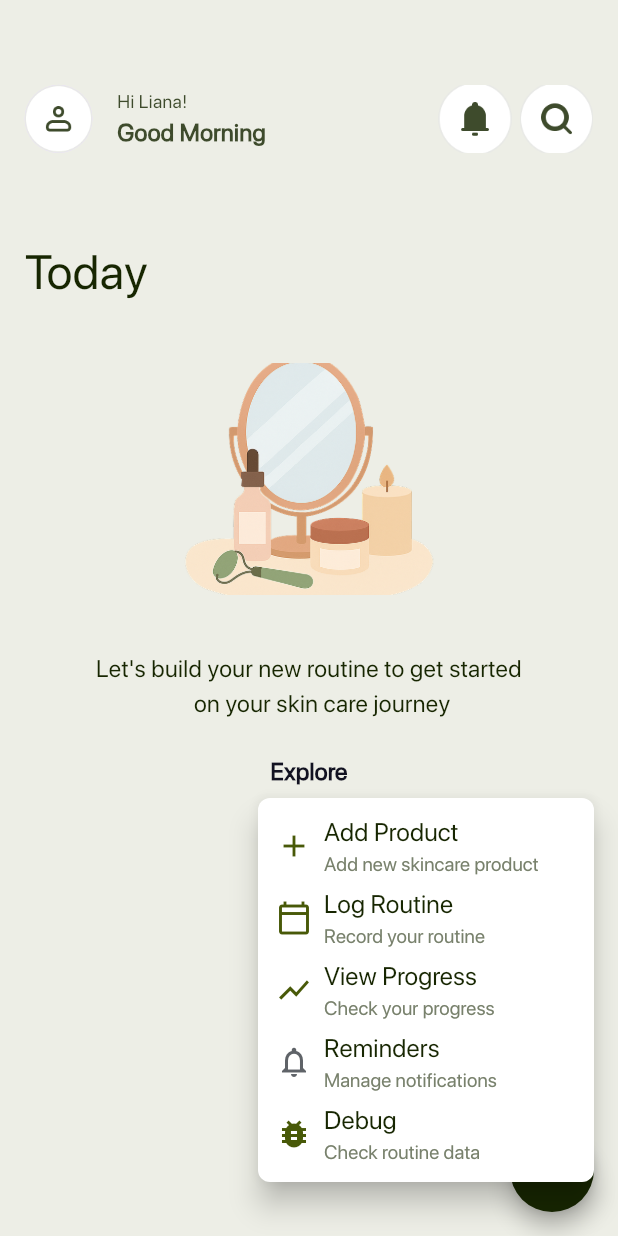
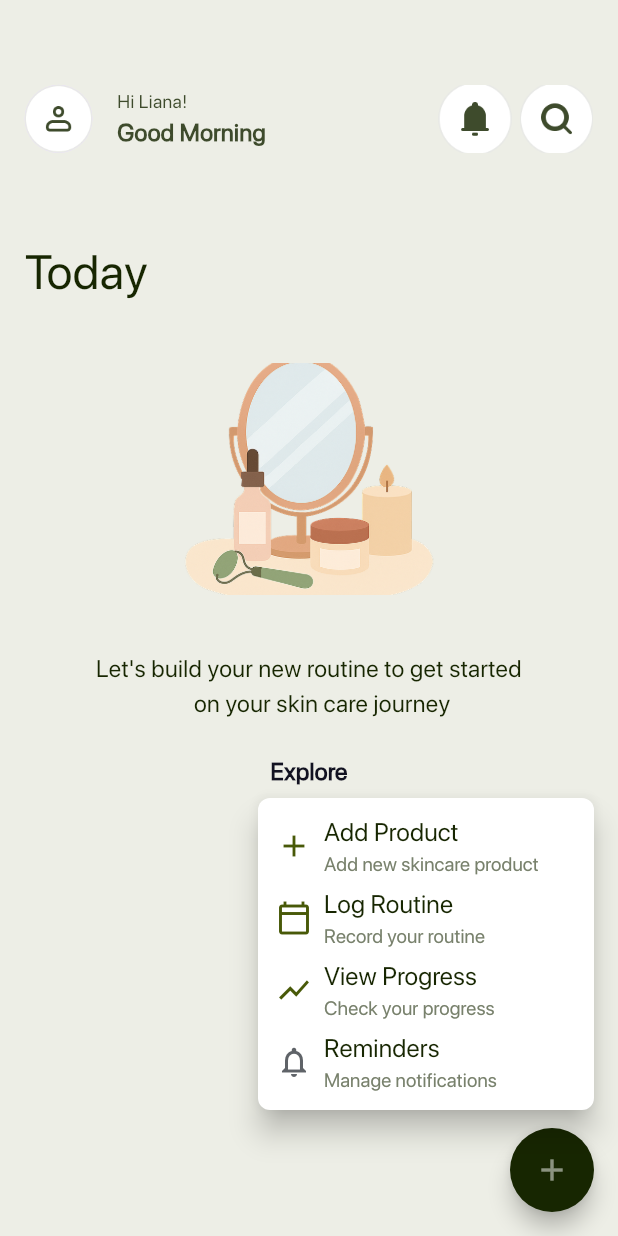
Before and after one commit to ahizaz/personal_wellness, a Flutter app: the Today screen opened directly, after a tap on the "add" icon, on a phone screen of 412 x 824 dp. Run offline on Flutter 3.47's test engine with Material 3 defaults, Android fonts, the phone set to English and light mode, and no system bars; our stand-ins replace camera, firebase_auth, firebase_core, firebase_messaging, fl_chart, flutter_easyloading and 13 more; accounts and stored records are empty; project files that could hold a hidden picture were left out; key blocks and very long unbroken strings in the code were emptied for the run.

```diff
--- a/lib/feature/bottom_navBar.dart/screen/bottom_navbar.dart
+++ b/lib/feature/bottom_navBar.dart/screen/bottom_navbar.dart
@@ -6,6 +6,7 @@ import 'package:personal_wellness/core/utils/constants/icon_path.dart';
 import 'package:personal_wellness/feature/bottom_navBar.dart/controller/bottom_navcontroller.dart';
 import 'package:personal_wellness/feature/explore/screen/explore.dart';
 import 'package:personal_wellness/feature/progress/screen/progress.dart';
+import 'package:personal_wellness/feature/explore/screen/add_to_routine.dart';
 import 'package:personal_wellness/feature/routine/screen/reoutine.dart';
 import 'package:personal_wellness/feature/today/screen/today.dart';
 
--- a/lib/feature/today/screen/today.dart
+++ b/lib/feature/today/screen/today.dart
@@ -5,6 +5,7 @@ import 'package:get/get.dart';
 import 'package:personal_wellness/core/services/notification_services.dart';
 import 'package:personal_wellness/core/utils/constants/colors.dart';
 import 'package:personal_wellness/core/utils/constants/icon_path.dart';
+import 'package:personal_wellness/feature/bottom_navBar.dart/controller/bottom_navcontroller.dart';
 import 'package:personal_wellness/feature/explore/screen/add_to_routine.dart';
 import 'package:personal_wellness/feature/explore/screen/explore.dart';
 import 'package:personal_wellness/feature/progress/screen/progress.dart';
@@ -100,7 +101,15 @@ class _TodayState extends State<Today> with WidgetsBindingObserver {
       items: [
         PopupMenuItem(
           onTap: () {
-            Get.off(() => Explore());
+            // Switch to Explore tab within BottomNavbar so the bottom bar stays visible
+            Future.microtask(() {
+              try {
+                Get.find<BottomNavcontroller>().changeIndex(1);
+              } catch (_) {
+                // If controller isn't available for some reason, fall back to pushing Explore
+                Get.to(() => Explore());
+              }
+            });
           },
           child: Row(
             children: const [
@@ -134,7 +143,15 @@ class _TodayState extends State<Today> with WidgetsBindingObserver {
         ),
         PopupMenuItem(
           onTap: () {
-            Get.off(() => AddToRoutine());
+            // Switch to Routine tab within BottomNavbar so the bottom bar stays visible
+            Future.microtask(() {
+              try {
+                Get.find<BottomNavcontroller>().changeIndex(2);
+              } catch (_) {
+                // Fallback if controller isn't available
+                Get.to(() => AddToRoutine());
+              }
+            });
           },
           child: Row(
             children: const [
@@ -168,7 +185,15 @@ class _TodayState extends State<Today> with WidgetsBindingObserver {
         ),
         PopupMenuItem(
           onTap: () {
-            Get.off(() => ProgressData());
+            // Switch to Progress tab within BottomNavbar so the bottom bar stays visible
+            Future.microtask(() {
+              try {
+                Get.find<BottomNavcontroller>().changeIndex(3);
+              } catch (_) {
+                // Fallback if controller isn't available
+                Get.to(() => ProgressData());
+              }
+            });
           },
           child: Row(
             children: const [
@@ -234,41 +259,7 @@ class _TodayState extends State<Today> with WidgetsBindingObserver {
             ],
           ),
         ),
-        PopupMenuItem(
-          onTap: () {
-            // Debug authentication and routine data
-            controller.debugAuthenticationState();
-          },
-          child: Row(
-            children: const [
-              Icon(Icons.bug_report, color: Color(0xFF485908)),
-              SizedBox(width: 8),
-              Column(
-                crossAxisAlignment: CrossAxisAlignment.start,
-                children: [
-                  Text(
-                    'Debug',
-                    style: TextStyle(
-                      fontFamily: "SFPro",
-                      fontWeight: FontWeight.w400,
-                      fontSize: 17,
-                      color: Color(0xff172601),
-                    ),
-                  ),
-                  Text(
-                    'Check routine data',
-                    style: TextStyle(
-                      fontFamily: "SFPro",
-                      fontWeight: FontWeight.w400,
-                      fontSize: 13,
-                      color: Color(0xff78816C),
-                    ),
-                  ),
-                ],
-              ),
-            ],
-          ),
-        ),
+
       ],
       elevation: 8.0,
       shape: const RoundedRectangleBorder(
```
